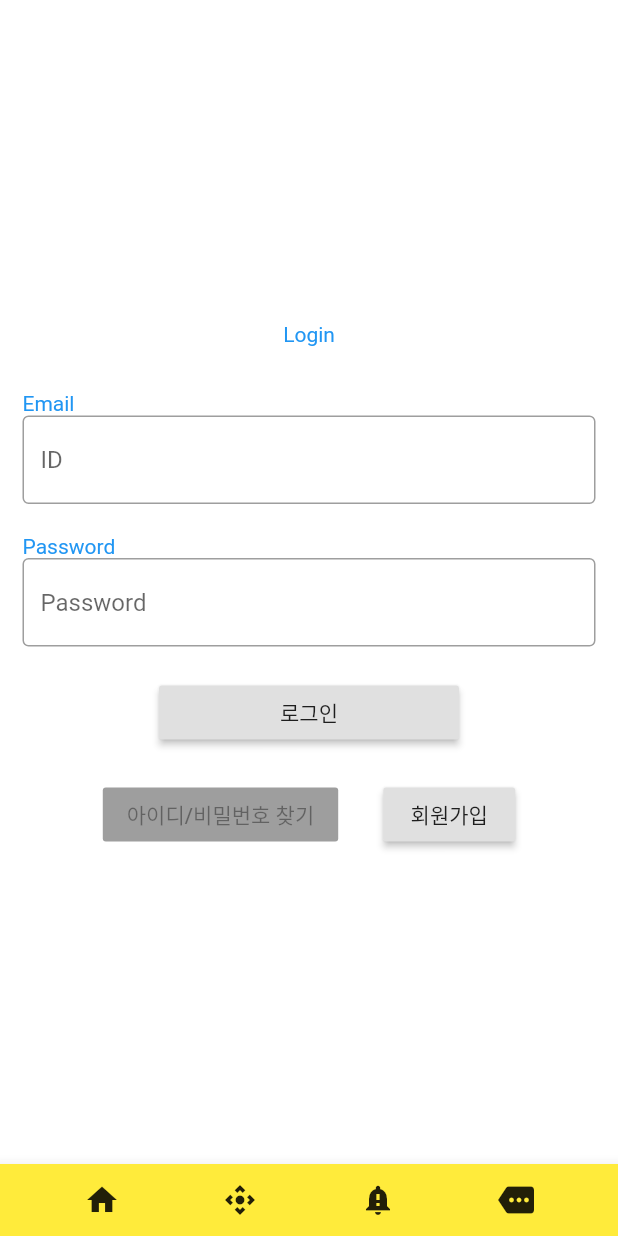
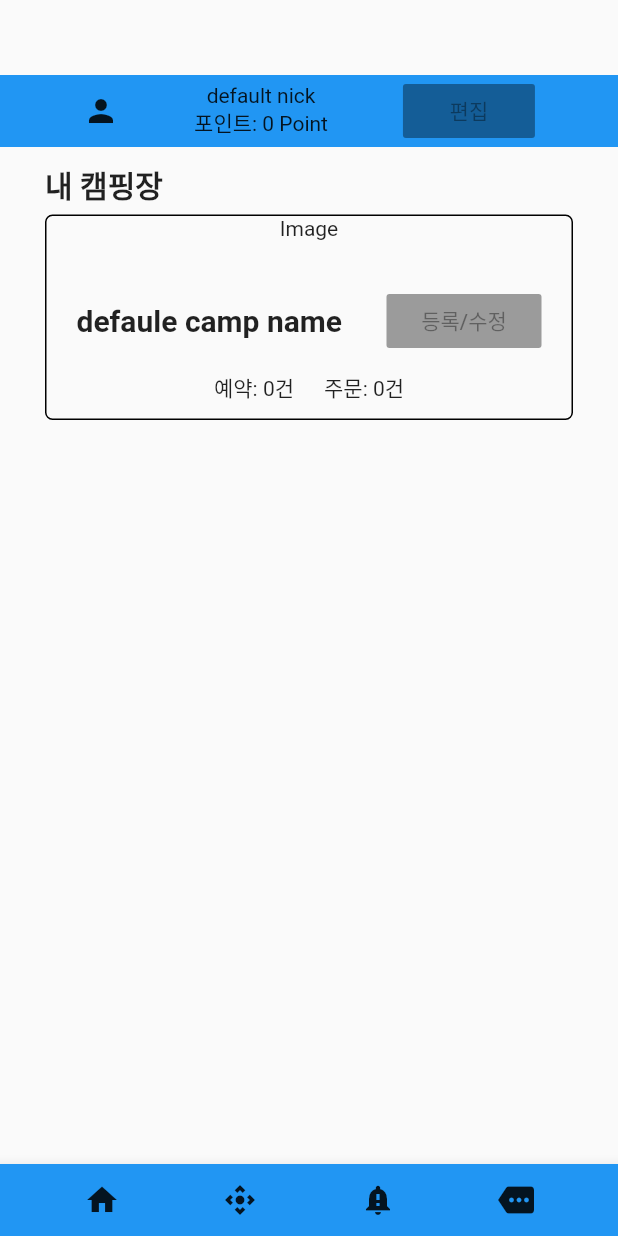
Before and after one commit to Campsite-Facility-Management-System/Old-Repository, a Flutter app: the MainFunction screen opened directly, on a phone screen of 412 x 824 dp. Run offline on Flutter 3.47's test engine with Material 2 defaults, Android fonts, the phone set to English and light mode, and no system bars; our stand-ins replace flutter_secure_storage, lottie; accounts and stored records are empty; network calls fail.

Commit message:
homepage, myInfo, search, myCamp, profile 추가(미완성)

```diff
--- a/campsite_facility_management_system/campsite_fms_app_manager/lib/function/mainFunction.dart
+++ b/campsite_facility_management_system/campsite_fms_app_manager/lib/function/mainFunction.dart
@@ -1,5 +1,7 @@
-import 'package:campsite_fms_app_manager/sign/login.dart';
-import 'package:campsite_fms_app_manager/sign/signUp.dart';
+import 'package:campsite_fms_app_manager/controll/ctrlPage.dart';
+import 'package:campsite_fms_app_manager/homePage/homePage.dart';
+import 'package:campsite_fms_app_manager/more/morePage.dart';
+import 'package:campsite_fms_app_manager/notification/notiPage.dart';
 import 'package:flutter/material.dart';
 
 class MainFunction extends StatefulWidget {
@@ -16,14 +18,14 @@ class _MainFunctionState extends State<MainFunction> {
       body: IndexedStack(
         index: currentPage,
         children: [
-          LoginScreen(),
-          LoginScreen(),
-          SignUpScreen(),
-          SignUpScreen()
+          HomePageScreen(),
+          CtrlPageScreen(),
+          NotiPageScreen(),
+          MorePageScreen(),
         ],
       ),
       bottomNavigationBar: BottomAppBar(
-        color: Colors.yellow,
+        color: Colors.blue,
         child: Row(
           mainAxisAlignment: MainAxisAlignment.spaceEvenly,
           children: <Widget>[
--- /dev/null
+++ b/campsite_facility_management_system/campsite_fms_app_manager/lib/function/myInfo.dart
@@ -0,0 +1,22 @@
+import 'package:flutter/material.dart';
+import 'package:flutter_secure_storage/flutter_secure_storage.dart';
+import 'package:http/http.dart' as http;
+import 'package:campsite_fms_app_manager/env.dart';
+
+class MyInfo {
+  final token = new FlutterSecureStorage();
+  String nick = 'default nick';
+  var point = '0';
+
+  me() async {
+    var url = Env.url + '/api/auth/me';
+    String value = await token.read(key: 'token');
+    String myToken = ("Bearer " + value);
+
+    var response = await http.post(url, body: {
+      'Authorization': myToken,
+    });
+
+    print('response: ' + response.body); // 확인
+  }
+}
--- /dev/null
+++ b/campsite_facility_management_system/campsite_fms_app_manager/lib/homePage/homePage.dart
@@ -0,0 +1,63 @@
+import 'package:campsite_fms_app_manager/function/mainFunction.dart';
+import 'package:campsite_fms_app_manager/homePage/myCamp.dart';
+import 'package:flutter/material.dart';
+import 'package:flutter_secure_storage/flutter_secure_storage.dart';
+import 'package:http/http.dart' as http;
+import 'package:campsite_fms_app_manager/env.dart';
+import 'package:campsite_fms_app_manager/homePage/profile.dart';
+
+class HomePageScreen extends StatefulWidget {
+  @override
+  HomePageScreenState createState() => HomePageScreenState();
+}
+
+class HomePageScreenState extends State<HomePageScreen> {
+  final token = new FlutterSecureStorage();
+
+  myInfo() async {
+    var url = Env.url + '/api/auth/me';
+    String value = await token.read(key: 'token');
+    String myToken = ("Bearer " + value);
+
+    var response = await http.post(url, body: {
+      'Authorization': myToken,
+    });
+  }
+
+  @override
+  Widget build(BuildContext context) {
+    return Scaffold(
+      body: SingleChildScrollView(
+        child: Stack(
+          children: [
+            Column(
+              children: [
+                ProfileScreen(),
+                SizedBox(
+                  height: 10,
+                ),
+                Row(
+                  children: [
+                    SizedBox(
+                      width: 30,
+                    ),
+                    Text(
+                      '내 캠핑장',
+                      style:
+                          TextStyle(fontSize: 20, fontWeight: FontWeight.bold),
+                      textAlign: TextAlign.left,
+                    ),
+                  ],
+                ),
+                SizedBox(
+                  height: 5,
+                ),
+                MyCampScreen(),
+              ],
+            ),
+          ],
+        ),
+      ),
+    );
+  }
+}
--- /dev/null
+++ b/campsite_facility_management_system/campsite_fms_app_manager/lib/homePage/myCamp.dart
@@ -0,0 +1,75 @@
+import 'package:flutter/material.dart';
+import 'package:flutter_secure_storage/flutter_secure_storage.dart';
+import 'package:campsite_fms_app_manager/function/myInfo.dart';
+
+class MyCampScreen extends StatefulWidget {
+  @override
+  MyCampScreenState createState() => MyCampScreenState();
+}
+
+class MyCampScreenState extends State<MyCampScreen> {
+  final token = new FlutterSecureStorage();
+  final myInfo = new MyInfo();
+  String campName = 'defaule camp name';
+  var resCount = '0';
+  var ordCount = '0';
+
+  @override
+  void initState() {
+    super.initState();
+  }
+
+  @override
+  Widget build(BuildContext context) {
+    return Container(
+      margin: EdgeInsets.only(left: 30, right: 30),
+      padding: EdgeInsets.only(left: 20, right: 20, bottom: 10),
+      decoration: BoxDecoration(
+        border: Border.all(width: 1),
+        borderRadius: BorderRadius.all(
+          Radius.circular(5),
+        ),
+      ),
+      child: Column(
+        children: <Widget>[
+          Text('Image'),
+          SizedBox(
+            height: 30,
+          ),
+          Row(
+            children: [
+              Expanded(
+                flex: 8,
+                child: Text(
+                  campName,
+                  style: TextStyle(fontSize: 20, fontWeight: FontWeight.bold),
+                  textAlign: TextAlign.left,
+                ),
+              ),
+              Expanded(
+                flex: 4,
+                child: RaisedButton(
+                  child: Text('등록/수정'),
+                  onPressed: null,
+                ),
+              ),
+            ],
+          ),
+          SizedBox(
+            height: 10,
+          ),
+          Row(
+            mainAxisAlignment: MainAxisAlignment.center,
+            children: [
+              Text('예약: ' + resCount.toString() + '건'),
+              SizedBox(
+                width: 20,
+              ),
+              Text('주문: ' + ordCount.toString() + '건'),
+            ],
+          ),
+        ],
+      ),
+    );
+  }
+}
--- /dev/null
+++ b/campsite_facility_management_system/campsite_fms_app_manager/lib/homePage/profile.dart
@@ -0,0 +1,57 @@
+import 'package:flutter/material.dart';
+import 'package:flutter_secure_storage/flutter_secure_storage.dart';
+import 'package:campsite_fms_app_manager/function/myInfo.dart';
+
+class ProfileScreen extends StatefulWidget {
+  @override
+  ProfileScreenState createState() => ProfileScreenState();
+}
+
+class ProfileScreenState extends State<ProfileScreen> {
+  final token = new FlutterSecureStorage();
+  final myInfo = new MyInfo();
+  String nick = 'default nick';
+  var point = '0';
+
+  @override
+  void initState() {
+    myInfo.me();
+    super.initState();
+  }
+
+  @override
+  Widget build(BuildContext context) {
+    return Container(
+      child: Column(
+        children: <Widget>[
+          SizedBox(
+            height: 50,
+          ),
+          Container(
+            color: Colors.blue,
+            child: Row(
+              mainAxisAlignment: MainAxisAlignment.center,
+              children: [
+                Icon(Icons.person),
+                SizedBox(
+                  width: 50,
+                ),
+                Column(
+                  children: [
+                    Text(nick),
+                    Text('포인트: ' + myInfo.point + ' Point'),
+                  ],
+                ),
+                SizedBox(width: 50),
+                RaisedButton(
+                  onPressed: null, //편집 페이지 완성 후 연결해야함
+                  child: Text('편집'),
+                ),
+              ],
+            ),
+          ),
+        ],
+      ),
+    );
+  }
+}
```
Also changed, not shown: campsite_facility_management_system/campsite_fms_app_manager/lib/controll/ctrlPage.dart (added, +25 -0 lines), campsite_facility_management_system/campsite_fms_app_manager/lib/function/searchFunction.dart (added, +52 -0 lines), campsite_facility_management_system/campsite_fms_app_manager/lib/main.dart (+10 -0 lines), campsite_facility_management_system/campsite_fms_app_manager/lib/more/morePage.dart (added, +25 -0 lines), campsite_facility_management_system/campsite_fms_app_manager/lib/notification/notiPage.dart (added, +25 -0 lines), campsite_facility_management_system/campsite_fms_app_manager/lib/sign/login.dart (+9 -9 lines), campsite_facility_management_system/campsite_fms_app_manager/lib/splash.dart (+2 -7 lines), campsite_facility_management_system/campsite_fms_app_manager/lib/sign/token.dart (renamed from campsite_facility_management_system/campsite_fms_app_manager/lib/token.dart).
